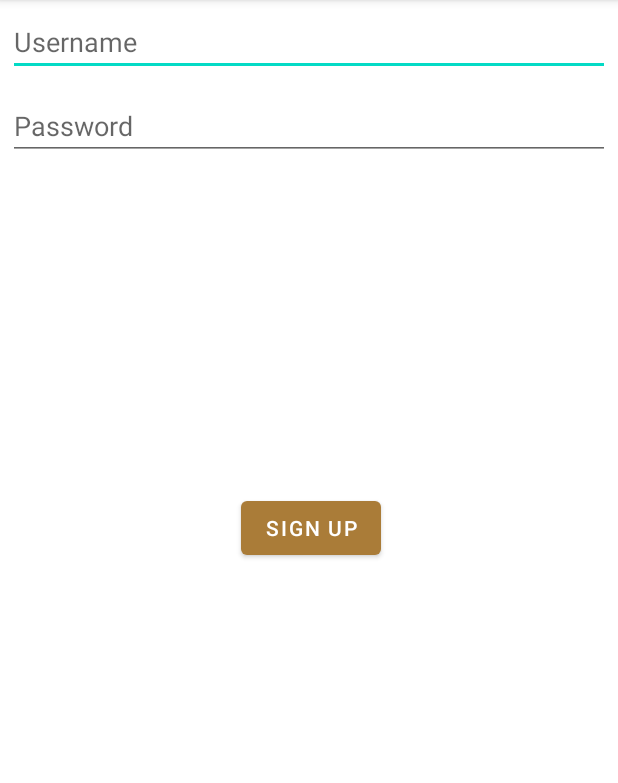
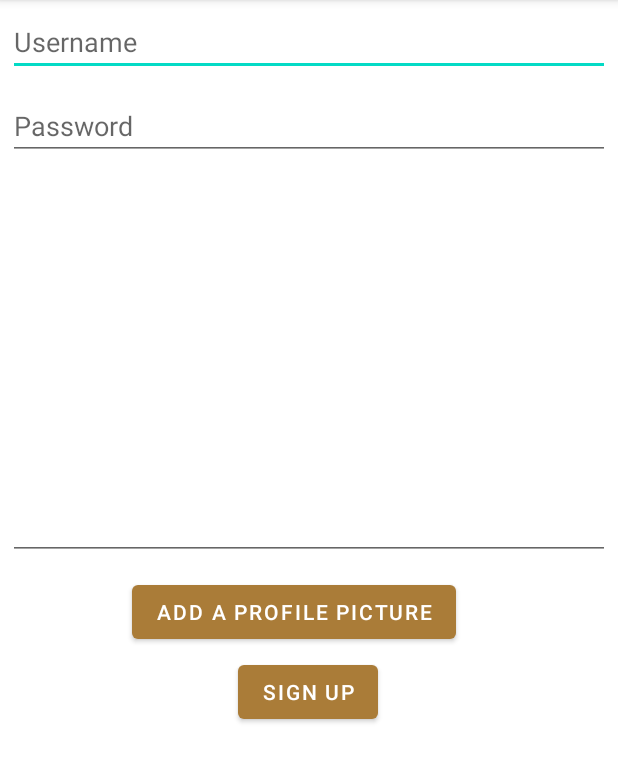
Before and after one commit to lmsiu/Boba-Buddy, an Android app: the SignUpActivity screen opened directly, with no data from a screen before it, on a phone screen of 412 x 824 dp, the part 84-867 px from its top. Run offline under Robolectric (Android 15) with nearby library versions, the phone set to English and light mode, and no system bars; libraries missing offline, so code that uses them is left out: com.parse.

Commit message:
Added some more stuff for showing profiles

```diff
--- a/app/src/main/java/com/example/bobabuddy/LoginActivity.java
+++ b/app/src/main/java/com/example/bobabuddy/LoginActivity.java
@@ -43,9 +43,6 @@ public class LoginActivity extends AppCompatActivity {
         loginbtn.setOnClickListener(new View.OnClickListener() {
             @Override
             public void onClick(View v) {
-                //set main activity on the click of login button. Need to add verification and sign up functions
-                //goMainActivity();
-                //what will actually happen on the click:
                 //get the username and password as a string
                 //TODO when back4app has been linked, uncomment these for login
                 String username = etusername.getText().toString();
--- a/app/src/main/java/com/example/bobabuddy/SignUpActivity.java
+++ b/app/src/main/java/com/example/bobabuddy/SignUpActivity.java
@@ -8,6 +8,8 @@ import android.util.Log;
 import android.view.View;
 import android.widget.Button;
 import android.widget.EditText;
+import android.widget.ImageView;
+import android.widget.Toast;
 
 import com.parse.ParseException;
 import com.parse.ParseUser;
@@ -18,11 +20,9 @@ public class SignUpActivity extends AppCompatActivity {
     //for debugging purposes
     public static final String TAG = "SignUpActivity";
 
-    private Button signupbtn;
-    private EditText etusername, etpassword;
-
-
-
+    private Button signupbtn, btnAddProfilePic;
+    private EditText etusername, etpassword, etbio;
+    private ImageView ivprofilepic;
 
     @Override
     protected void onCreate(Bundle savedInstanceState) {
@@ -32,6 +32,10 @@ public class SignUpActivity extends AppCompatActivity {
         signupbtn = findViewById(R.id.btnNewSignup);
         etpassword = findViewById(R.id.etNewPassword);
         etusername = findViewById(R.id.etNewUsername);
+        ivprofilepic = findViewById(R.id.ivNewProfilePic);
+        btnAddProfilePic = findViewById(R.id.btnAddPic);
+        etbio = findViewById(R.id.etNewBio);
+
 
         signupbtn.setOnClickListener(new View.OnClickListener() {
             @Override
--- /dev/null
+++ b/app/src/main/java/com/example/bobabuddy/UserAdapter.java
@@ -0,0 +1,4 @@
+package com.example.bobabuddy;
+
+public class UserAdapter {
+}
--- a/app/src/main/java/com/example/bobabuddy/fragments/MyProfileFragment.java
+++ b/app/src/main/java/com/example/bobabuddy/fragments/MyProfileFragment.java
@@ -46,9 +46,6 @@ public class MyProfileFragment extends Fragment {
                 ParseUser.logOut();
                 goLoginActivity();
 
-
-
-
             }
         });
 
--- a/app/src/main/res/layout/activity_sign_up.xml
+++ b/app/src/main/res/layout/activity_sign_up.xml
@@ -35,10 +35,10 @@
         android:id="@+id/btnNewSignup"
         android:layout_width="wrap_content"
         android:layout_height="wrap_content"
-        android:layout_below="@+id/ivNewProfilePic"
+        android:layout_below="@+id/btnAddPic"
         android:layout_alignParentEnd="true"
         android:layout_marginTop="5dp"
-        android:layout_marginEnd="158dp"
+        android:layout_marginEnd="160dp"
         android:text="Sign Up" />
 
     <ImageView
@@ -52,4 +52,26 @@
         android:layout_marginEnd="104dp"
         android:layout_marginBottom="5dp"
         tools:srcCompat="@tools:sample/avatars" />
+
+    <Button
+        android:id="@+id/btnAddPic"
+        android:layout_width="wrap_content"
+        android:layout_height="wrap_content"
+        android:layout_below="@+id/etNewBio"
+        android:layout_alignParentEnd="true"
+        android:layout_marginTop="5dp"
+        android:layout_marginEnd="108dp"
+        android:text="Add a Profile Picture" />
+
+    <EditText
+        android:id="@+id/etNewBio"
+        android:layout_width="match_parent"
+        android:layout_height="wrap_content"
+        android:layout_below="@+id/ivNewProfilePic"
+        android:layout_margin="5dp"
+        android:layout_marginTop="82dp"
+        android:ems="10"
+        android:gravity="start|top"
+        android:inputType="textMultiLine"
+        tools:text="Hi my name is Laura and I want to cry" />
 </RelativeLayout>
```
Also changed, not shown: app/src/main/java/com/example/bobabuddy/MainActivity.java (+9 -0 lines), app/src/main/java/com/example/bobabuddy/Profiles.java (deleted, +0 -30 lines), app/src/main/java/com/example/bobabuddy/User.java (added, +61 -0 lines), app/src/main/java/com/example/bobabuddy/fragments/HomeFragment.java (+41 -38 lines), app/src/main/res/layout/fragment_home.xml (+3 -4 lines), app/src/main/res/layout/itemprofiles.xml (+29 -14 lines).
